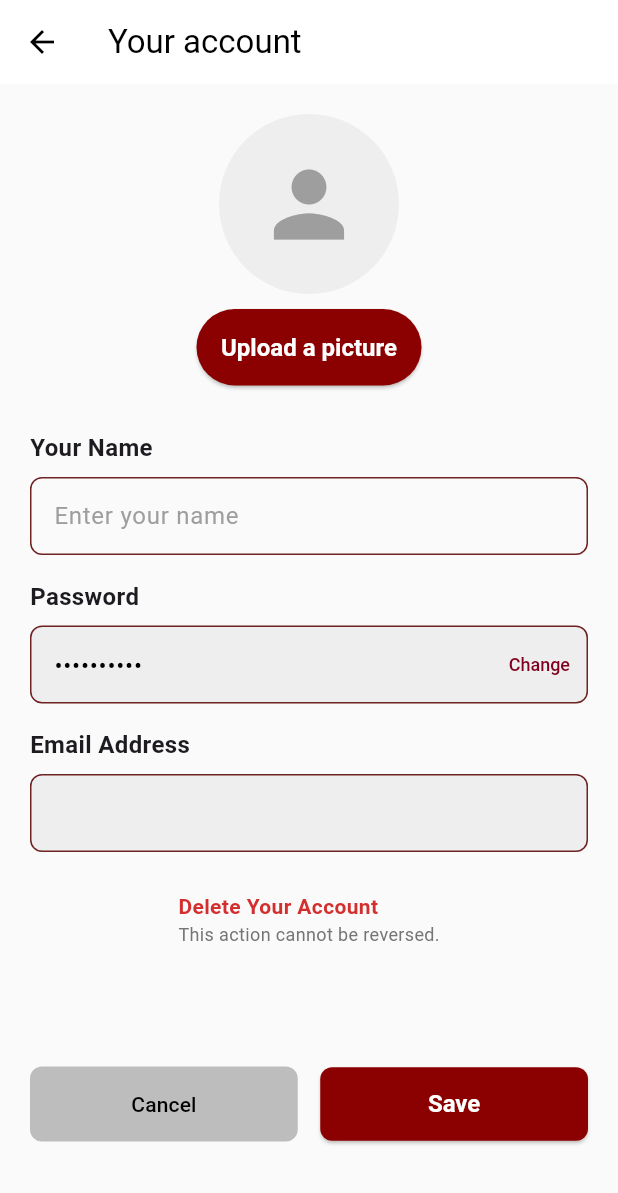
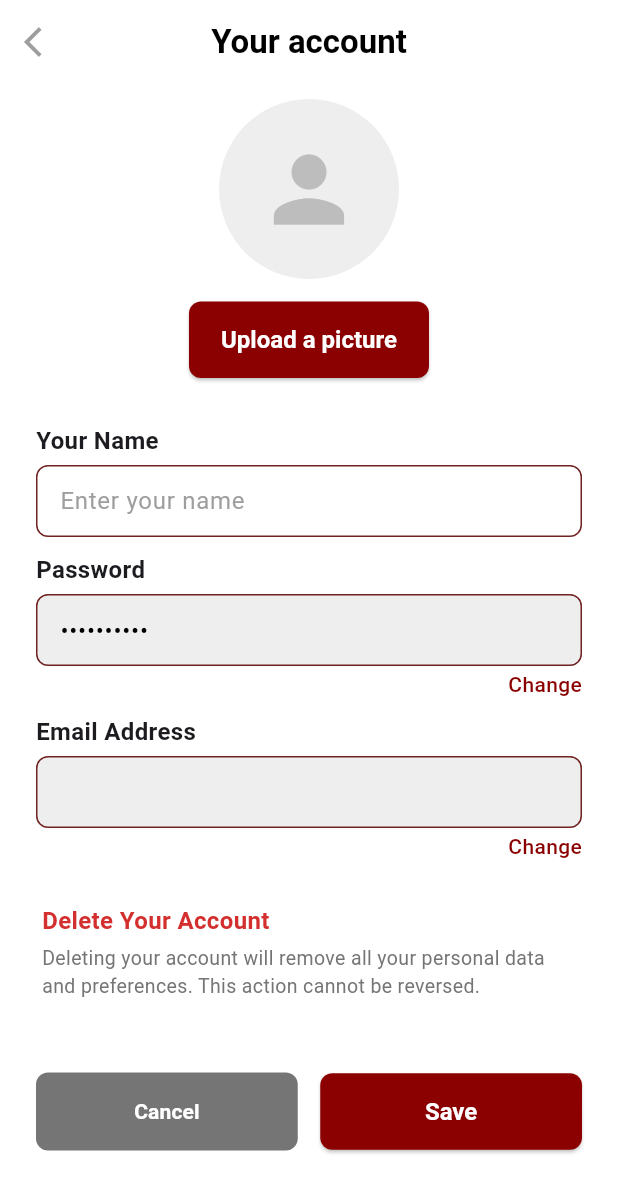
Before and after one commit to DamaiSilalahi/USUlicius, a Flutter app: the AccountScreen screen opened directly with empty values, on a phone screen of 412 x 824 dp. Shown: the top 1193 px of the screen. Run offline on Flutter 3.47's test engine with Material 3 defaults, Android fonts, the phone set to English and light mode, and no system bars; our stand-ins replace cloud_firestore, cloud_functions, firebase_auth, firebase_core, firebase_storage, image_picker; accounts and stored records are empty; Roboto replaces fonts that are missing (Roboto Flex).

Commit message:
email change

```diff
--- a/lib/screens/account_screen.dart
+++ b/lib/screens/account_screen.dart
@@ -1,8 +1,8 @@
 import 'package:flutter/material.dart';
 import 'package:usulicius_kelompok_lucky/widgets/account_field.dart';
-import 'package:usulicius_kelompok_lucky/widgets/photo_profile.dart';
 import 'package:usulicius_kelompok_lucky/widgets/delete_account.dart';
 import 'package:usulicius_kelompok_lucky/screens/login_screen.dart';
+import 'package:usulicius_kelompok_lucky/screens/change_email_screen.dart';
 
 import 'package:firebase_auth/firebase_auth.dart';
 import 'package:cloud_firestore/cloud_firestore.dart';
@@ -36,14 +36,12 @@ class _AccountScreenState extends State<AccountScreen> {
   late String _currentEmail;
   String? _currentPhotoUrl;
 
-
   File? _pickedImageFile;
   final ImagePicker _picker = ImagePicker();
 
   final TextEditingController _nameController = TextEditingController();
   final TextEditingController _newPasswordController = TextEditingController();
   final TextEditingController _confirmNewPasswordController = TextEditingController();
-  final _formKey = GlobalKey<FormState>();
 
   bool _isPasswordChanging = false;
   String? _successMessage;
@@ -103,7 +101,6 @@ class _AccountScreenState extends State<AccountScreen> {
     bool validationPassed = true;
     String successMessage = '';
 
-    // 1. VALIDASI
     if (newName.isEmpty) {
       setState(() => _nameError = 'Name cannot be empty');
       validationPassed = false;
@@ -138,7 +135,8 @@ class _AccountScreenState extends State<AccountScreen> {
 
     if (!isNameChanged && !_isPasswordChanging && !isPhotoChanged) {
       setState(() => _isLoading = false);
-      ScaffoldMessenger.of(context).showSnackBar(const SnackBar(content: Text('No changes detected.')));
+      ScaffoldMessenger.of(context).showSnackBar(
+          const SnackBar(content: Text('No changes detected.')));
       return;
     }
 
@@ -152,14 +150,12 @@ class _AccountScreenState extends State<AccountScreen> {
             .child('${_user!.uid}.jpg');
 
         await storageRef.putFile(_pickedImageFile!);
-
         final imageUrl = await storageRef.getDownloadURL();
 
         await _user!.updatePhotoURL(imageUrl);
         await _firestore.collection('users').doc(_user!.uid).update({
           'photoURL': imageUrl
         });
-
         successMessage += 'Photo updated. ';
       }
 
@@ -192,24 +188,15 @@ class _AccountScreenState extends State<AccountScreen> {
         SnackBar(backgroundColor: Colors.green, content: Text(_successMessage!)),
       );
 
-      await Future.delayed(const Duration(seconds: 1));
-      if (mounted) Navigator.pop(context);
-
-    } on FirebaseAuthException catch (e) {
-      setState(() => _isLoading = false);
-      String msg = e.message ?? 'Auth Error';
-      if (e.code == 'requires-recent-login') msg = 'Please relogin to change password.';
-      ScaffoldMessenger.of(context).showSnackBar(SnackBar(backgroundColor: Colors.red, content: Text(msg)));
     } catch (e) {
       setState(() => _isLoading = false);
-      ScaffoldMessenger.of(context).showSnackBar(SnackBar(backgroundColor: Colors.red, content: Text('Error: $e')));
+      ScaffoldMessenger.of(context).showSnackBar(
+          SnackBar(backgroundColor: Colors.red, content: Text('Error: $e')));
     }
   }
 
-
   Widget _buildSmartAvatar() {
     ImageProvider? backgroundImage;
-
     if (_pickedImageFile != null) {
       backgroundImage = FileImage(_pickedImageFile!);
     } else if (_currentPhotoUrl != null && _currentPhotoUrl!.isNotEmpty) {
@@ -221,7 +208,7 @@ class _AccountScreenState extends State<AccountScreen> {
       backgroundColor: Colors.grey.shade200,
       backgroundImage: backgroundImage,
       child: backgroundImage == null
-          ? const Icon(Icons.person, size: 70, color: Colors.grey)
+          ? Icon(Icons.person, size: 70, color: Colors.grey.shade400)
           : null,
     );
   }
@@ -237,8 +224,7 @@ class _AccountScreenState extends State<AccountScreen> {
         setState(() => _isLoading = true);
         try {
           await _storage.ref().child('user_profile_images').child('${_user!.uid}.jpg').delete();
-        } catch (_) {
-        }
+        } catch (_) {}
 
         await _firestore.collection('users').doc(_user!.uid).delete();
         await _user!.delete();
@@ -247,7 +233,7 @@ class _AccountScreenState extends State<AccountScreen> {
           Navigator.of(context).pushAndRemoveUntil(
             MaterialPageRoute(
               builder: (context) => const LoginScreen(
-                initialMessage: "Account deleted.",
+                initialMessage: "Account deleted successfully.",
               ),
             ),
             (Route<dynamic> route) => false,
@@ -256,7 +242,36 @@ class _AccountScreenState extends State<AccountScreen> {
       } catch (e) {
         setState(() => _isLoading = false);
         ScaffoldMessenger.of(context).showSnackBar(
-          SnackBar(content: Text('Failed to delete: ${e.toString()}. Try relogin.')),
+          SnackBar(content: Text('Failed to delete: ${e.toString()}')),
+        );
+      }
+    }
+  }
+
+  void _openChangeEmailDialog() async {
+    final newEmail = await showDialog<String>(
+      context: context,
+      builder: (context) => ChangeEmailScreen(currentEmail: _currentEmail),
+    );
+
+    if (newEmail != null && newEmail.isNotEmpty && mounted) {
+      try {
+        setState(() => _isLoading = true);
+        await _user?.verifyBeforeUpdateEmail(newEmail);
+        await _firestore.collection('users').doc(_user!.uid).update({
+          'email': newEmail
+        });
+        setState(() {
+          _currentEmail = newEmail;
+          _isLoading = false;
+        });
+        ScaffoldMessenger.of(context).showSnackBar(
+          const SnackBar(backgroundColor: Colors.green, content: Text('Email updated! Please verify.')),
+        );
+      } catch (e) {
+        setState(() => _isLoading = false);
+        ScaffoldMessenger.of(context).showSnackBar(
+          SnackBar(backgroundColor: Colors.red, content: Text('Error: $e')),
         );
       }
     }
@@ -264,37 +279,46 @@ class _AccountScreenState extends State<AccountScreen> {
 
   @override
   Widget build(BuildContext context) {
+    const Color maroonColor = Color(0xFF8B0000);
+
     return Scaffold(
+      backgroundColor: Colors.white,
       appBar: AppBar(
-        title: const Text('Your account'),
+        title: const Text('Your account', style: TextStyle(fontWeight: FontWeight.bold)),
+        centerTitle: true,
         backgroundColor: Colors.white,
         elevation: 0,
         foregroundColor: Colors.black,
+        leading: IconButton(
+          icon: const Icon(Icons.arrow_back_ios, color: Colors.grey),
+          onPressed: () => Navigator.pop(context),
+        ),
       ),
       body: Form(
-        key: _formKey,
+        key: _formKey, // Menggunakan FormKey Global (Opsional, tapi praktik bagus)
         child: SingleChildScrollView(
-          padding: const EdgeInsets.all(20.0),
+          padding: const EdgeInsets.symmetric(horizontal: 24.0, vertical: 10),
           child: Column(
             crossAxisAlignment: CrossAxisAlignment.center,
             children: [
+              // --- AVATAR ---
               _buildSmartAvatar(),
-
-              const SizedBox(height: 10),
-
+              const SizedBox(height: 15),
               SizedBox(
-                width: 150,
+                width: 160,
                 child: ElevatedButton(
                   onPressed: _isLoading ? null : _pickImage,
                   style: ElevatedButton.styleFrom(
-                    backgroundColor: const Color(0xFF8B0000),
+                    backgroundColor: maroonColor,
+                    shape: RoundedRectangleBorder(borderRadius: BorderRadius.circular(8)),
                   ),
-                  child: const Text('Upload a picture'),
+                  child: const Text('Upload a picture', style: TextStyle(color: Colors.white)),
                 ),
               ),
 
               const SizedBox(height: 30),
 
+              // --- NAME FIELD ---
               AccountField(
                 label: 'Your Name',
                 initialValue: _currentName,
@@ -303,6 +327,7 @@ class _AccountScreenState extends State<AccountScreen> {
                 errorText: _nameError,
               ),
 
+              // --- PASSWORD FIELD (READ ONLY) ---
               AccountField(
                 label: 'Password',
                 initialValue: '••••••••••',
@@ -311,10 +336,19 @@ class _AccountScreenState extends State<AccountScreen> {
                 onEditPressed: () {
                   setState(() {
                     _isPasswordChanging = !_isPasswordChanging;
+                    if (!_isPasswordChanging) {
+                      _newPasswordController.clear();
+                      _confirmNewPasswordController.clear();
+                      _newPasswordError = null;
+                      _confirmNewPasswordError = null;
+                    }
                   });
                 },
               ),
 
+              // --- NEW PASSWORD FIELDS (MUNCUL DI BAWAH PASSWORD JIKA CHANGE DIKLIK) ---
+              // PERBAIKAN: Menghapus Container dan style tambahan,
+              // agar tampilannya "flat" dan menyatu seperti gambar.
               if (_isPasswordChanging)
                 Column(
                   children: [
@@ -337,17 +371,24 @@ class _AccountScreenState extends State<AccountScreen> {
                   ],
                 ),
 
+              // --- EMAIL FIELD ---
               AccountField(
                 label: 'Email Address',
                 initialValue: _currentEmail,
                 isEditable: false,
+                onEditPressed: _isLoading ? null : _openChangeEmailDialog,
               ),
 
-              InkWell(
-                onTap: _showDeleteAccountDialog,
+              const SizedBox(height: 10),
+
+              // --- DELETE ACCOUNT ---
+              Align(
+                alignment: Alignment.centerLeft,
+                child: InkWell(
+                  onTap: _isLoading ? null : _showDeleteAccountDialog,
                   borderRadius: BorderRadius.circular(8.0),
                   child: Padding(
-                  padding: const EdgeInsets.only(top: 10, bottom: 20, left: 4, right: 4),
+                    padding: const EdgeInsets.symmetric(vertical: 8.0, horizontal: 4.0),
                     child: Column(
                       crossAxisAlignment: CrossAxisAlignment.start,
                       children: [
@@ -356,40 +397,45 @@ class _AccountScreenState extends State<AccountScreen> {
                           style: TextStyle(
                             color: Colors.red.shade700,
                             fontWeight: FontWeight.bold,
+                            fontSize: 16,
                           ),
                         ),
+                        const SizedBox(height: 4),
                         Text(
-                        'This action cannot be reversed.',
-                        style: TextStyle(fontSize: 12, color: Colors.grey.shade600),
+                          'Deleting your account will remove all your personal data and preferences. This action cannot be reversed.',
+                          style: TextStyle(fontSize: 13, color: Colors.grey.shade600),
                         ),
                       ],
                     ),
                   ),
                 ),
+              ),
 
-              const SizedBox(height: 60),
+              const SizedBox(height: 40),
 
               if (_successMessage != null)
                 Padding(
-                  padding: const EdgeInsets.only(bottom: 8.0),
+                  padding: const EdgeInsets.only(bottom: 15.0),
                   child: Text(
                     _successMessage!,
+                    textAlign: TextAlign.center,
                     style: const TextStyle(color: Colors.green, fontWeight: FontWeight.bold),
                   ),
                 ),
 
+              // --- BUTTONS ---
               Row(
                 children: [
                   Expanded(
                     child: OutlinedButton(
                       onPressed: _isLoading ? null : () => Navigator.pop(context),
                       style: OutlinedButton.styleFrom(
-                        backgroundColor: Colors.grey.shade400,
+                        backgroundColor: Colors.grey.shade600,
                         side: BorderSide.none,
-                        padding: const EdgeInsets.symmetric(vertical: 15),
+                        padding: const EdgeInsets.symmetric(vertical: 16),
                         shape: RoundedRectangleBorder(borderRadius: BorderRadius.circular(8)),
                       ),
-                      child: const Text('Cancel', style: TextStyle(color: Colors.black)),
+                      child: const Text('Cancel', style: TextStyle(color: Colors.white, fontWeight: FontWeight.bold)),
                     ),
                   ),
                   const SizedBox(width: 15),
@@ -397,8 +443,8 @@ class _AccountScreenState extends State<AccountScreen> {
                     child: ElevatedButton(
                       onPressed: _isLoading ? null : _saveChanges,
                       style: ElevatedButton.styleFrom(
-                        backgroundColor: const Color(0xFF8B0000),
-                        padding: const EdgeInsets.symmetric(vertical: 15),
+                        backgroundColor: maroonColor,
+                        padding: const EdgeInsets.symmetric(vertical: 16),
                         shape: RoundedRectangleBorder(borderRadius: BorderRadius.circular(8)),
                       ),
                       child: _isLoading
@@ -406,7 +452,7 @@ class _AccountScreenState extends State<AccountScreen> {
                               width: 20, height: 20,
                               child: CircularProgressIndicator(color: Colors.white, strokeWidth: 3),
                             )
-                          : const Text('Save'),
+                          : const Text('Save', style: TextStyle(color: Colors.white, fontWeight: FontWeight.bold)),
                     ),
                   ),
                 ],
@@ -418,4 +464,7 @@ class _AccountScreenState extends State<AccountScreen> {
       ),
     );
   }
+
+  // Opsional: Jika Anda belum mendeklarasikan _formKey di atas
+  final GlobalKey<FormState> _formKey = GlobalKey<FormState>();
 }
--- a/lib/widgets/account_field.dart
+++ b/lib/widgets/account_field.dart
@@ -23,21 +23,21 @@ class AccountField extends StatelessWidget {
   @override
   Widget build(BuildContext context) {
     final displayValue = isSensitive ? '•' * initialValue.length : initialValue;
-
     final bool isCustomErrorField = label.contains('Name') || label.contains('Password');
     final bool showCustomErrorInBox = errorText != null && isCustomErrorField;
 
     final String? inputHintText = showCustomErrorInBox
         ? errorText
-        : (isEditable &&
-                (controller == null ? initialValue.isEmpty : controller!.text.isEmpty)
+        : (isEditable && (controller == null ? initialValue.isEmpty : controller!.text.isEmpty)
             ? 'Enter ${label.toLowerCase()}'
             : null);
 
+    final Color maroonColor = const Color(0xFF8B0000);
     final Color errorColor = const Color(0xFF940128);
 
     return Padding(
-      padding: const EdgeInsets.only(bottom: 16.0),
+      // UBAH: Mengurangi jarak bawah antar field dari 16.0 menjadi 10.0
+      padding: const EdgeInsets.only(bottom: 10.0),
       child: Column(
         crossAxisAlignment: CrossAxisAlignment.start,
         children: [
@@ -45,23 +45,27 @@ class AccountField extends StatelessWidget {
             label,
             style: const TextStyle(fontWeight: FontWeight.bold, fontSize: 16),
           ),
-          const SizedBox(height: 8),
+          // UBAH: Mengurangi jarak antara Label dan Kotak dari 8 menjadi 5
+          const SizedBox(height: 5),
+
           TextFormField(
             controller: controller,
-            initialValue: showCustomErrorInBox ? null : (isEditable ? null : displayValue),
+            initialValue: (controller == null && !showCustomErrorInBox) ? displayValue : null,
             readOnly: !isEditable,
-            obscureText: isSensitive,
+            obscureText: isSensitive && isEditable,
             style: const TextStyle(color: Colors.black),
             decoration: InputDecoration(
-              contentPadding:
-                  const EdgeInsets.symmetric(vertical: 14.0, horizontal: 12.0),
+              // UBAH: Sedikit menipiskan padding dalam kotak
+              contentPadding: const EdgeInsets.symmetric(vertical: 12.0, horizontal: 12.0),
               filled: !isEditable,
               fillColor: Colors.grey.shade200,
+              hintText: inputHintText,
               hintStyle: TextStyle(
                 color: showCustomErrorInBox ? errorColor : Colors.grey,
-                fontWeight:
-                    showCustomErrorInBox ? FontWeight.w500 : FontWeight.normal,
+                fontWeight: showCustomErrorInBox ? FontWeight.w500 : FontWeight.normal,
               ),
+              errorText: showCustomErrorInBox ? ' ' : null,
+              errorStyle: const TextStyle(fontSize: 0, height: 0),
               border: OutlineInputBorder(
                 borderRadius: BorderRadius.circular(8.0),
                 borderSide: BorderSide(
@@ -72,31 +76,39 @@ class AccountField extends StatelessWidget {
               enabledBorder: OutlineInputBorder(
                 borderRadius: BorderRadius.circular(8.0),
                 borderSide: BorderSide(
-                  color: showCustomErrorInBox
-                      ? errorColor
-                      : const Color.fromARGB(255, 112, 34, 34),
+                  color: showCustomErrorInBox ? errorColor : const Color.fromARGB(255, 112, 34, 34),
                   width: showCustomErrorInBox ? 2.0 : 1.0,
                 ),
               ),
               focusedBorder: OutlineInputBorder(
                 borderRadius: BorderRadius.circular(8.0),
                 borderSide: BorderSide(
-                  color:
-                      showCustomErrorInBox ? errorColor : Theme.of(context).primaryColor,
+                  color: showCustomErrorInBox ? errorColor : maroonColor,
                   width: 2.0,
                 ),
               ),
-              hintText: inputHintText,
-              errorText: showCustomErrorInBox ? ' ' : null,
-              errorStyle: const TextStyle(fontSize: 0, height: 0),
-              suffixIcon: onEditPressed != null
-                  ? TextButton(
-                      onPressed: onEditPressed,
-                      child: const Text('Change'),
-                    )
-                  : null,
             ),
           ),
+
+          if (onEditPressed != null)
+            Align(
+              alignment: Alignment.centerRight,
+              child: Padding(
+                // UBAH: Mengurangi jarak tulisan "Change" ke kotak
+                padding: const EdgeInsets.only(top: 2.0),
+                child: InkWell(
+                  onTap: onEditPressed,
+                  child: Text(
+                    'Change',
+                    style: TextStyle(
+                      color: maroonColor,
+                      fontWeight: FontWeight.w500,
+                      fontSize: 14,
+                    ),
+                  ),
+                ),
+              ),
+            ),
         ],
       ),
     );
```
Also changed, not shown: pubspec.lock. Lines whose indentation alone changed are shown as unchanged.
